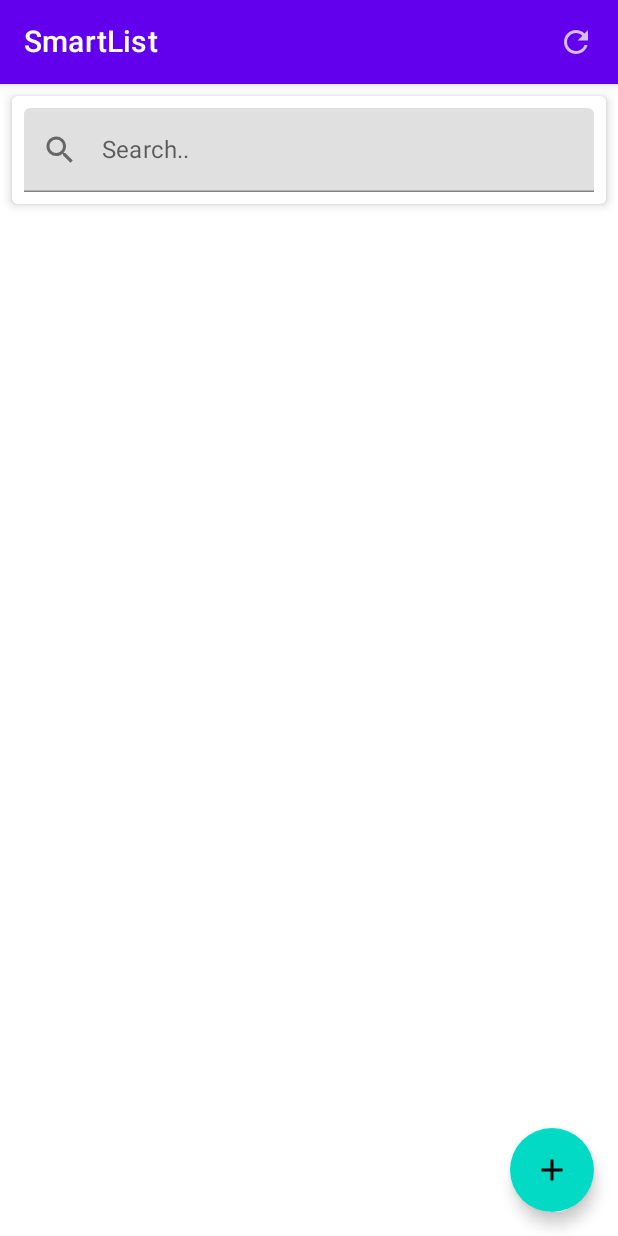
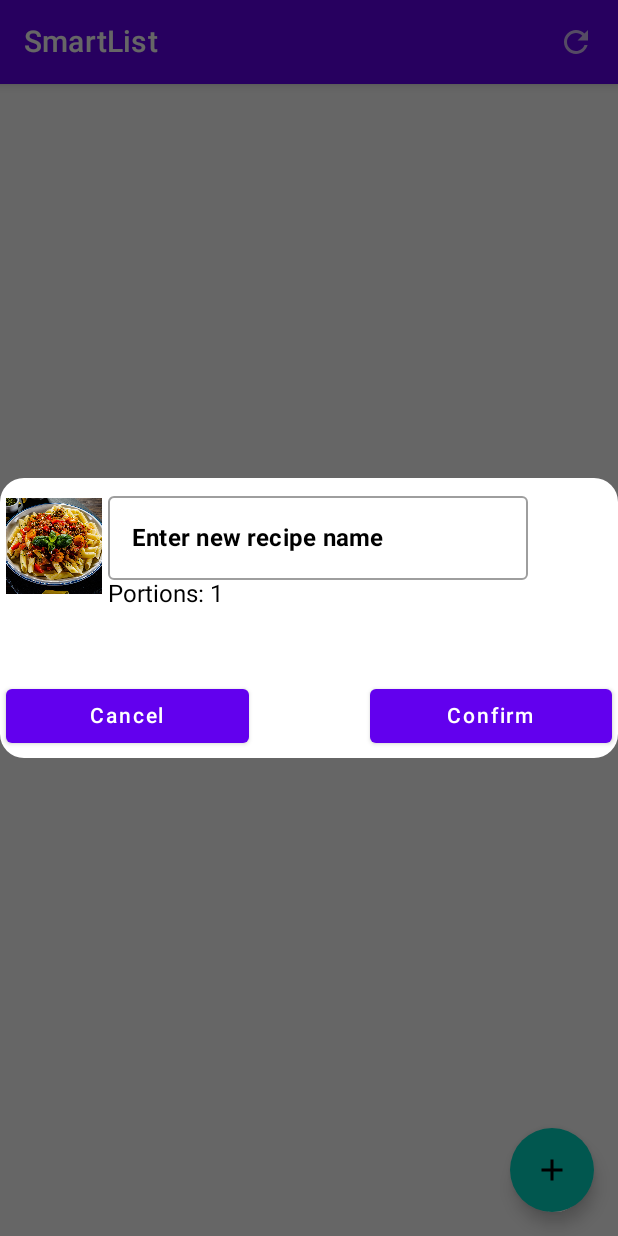
Before and after one commit to OverLordN7/SmartList, an Android app built with Jetpack Compose: the DetailedDishesScreen screen opened through its navigation route, after a tap on "add new recipe", on a phone screen of 412 x 824 dp. Run offline under Robolectric (Android 15) with nearby library versions, the phone set to English and light mode, and no system bars; our stand-ins replace Room's generated code; 1 other tap on this screen came first.

Commit message:
Phase 9
*Added new dialog with custom recipe
*Fixed bug when updating recipe

```diff
--- a/app/src/main/java/com/example/smartlist/data/DishListDao.kt
+++ b/app/src/main/java/com/example/smartlist/data/DishListDao.kt
@@ -61,9 +61,9 @@ interface RecipeDao{
     @Delete
     fun deleteRecipe(recipe: Recipe)
 
-    @Update
-    fun updateRecipe(recipe: Recipe)
+     @Query("SELECT * FROM recipe_table WHERE listId=:listId")
+    fun getRecipeForDishList(listId: UUID): List<Recipe>
 
-    @Query("SELECT * FROM recipe_table WHERE listId=CAST(:listId AS BLOB)")
-    fun getRecipeForDishList(listId: UUID): List<Recipe>
+    @Query("UPDATE recipe_table SET name = :name, portions= :portions WHERE id = CAST(:id AS BLOB)")
+    fun updateRecipe(id: UUID, name: String, portions: Int)
 }
--- a/app/src/main/java/com/example/smartlist/data/DishRepository.kt
+++ b/app/src/main/java/com/example/smartlist/data/DishRepository.kt
@@ -115,6 +115,10 @@ class DefaultDishRepository(
     }
 
     override fun updateRecipe(recipe: Recipe) {
-        recipeDao.updateRecipe(recipe)
+        recipeDao.updateRecipe(
+            id = recipe.id,
+            name = recipe.name,
+            portions = recipe.portions
+        )
     }
 }
--- a/app/src/main/java/com/example/smartlist/ui/SmartListApp.kt
+++ b/app/src/main/java/com/example/smartlist/ui/SmartListApp.kt
@@ -87,6 +87,7 @@ fun SmartListApp(){
                 onDelete = dishViewModel::deleteRecipe,
                 onSubmit = dishViewModel::updateRecipe,
                 onRefresh = dishViewModel::getRecipesList,
+                addNewRecipe = dishViewModel::insertRecipe,
             )
         }
 
--- a/app/src/main/java/com/example/smartlist/ui/screens/DetailedDishesScreen.kt
+++ b/app/src/main/java/com/example/smartlist/ui/screens/DetailedDishesScreen.kt
@@ -1,5 +1,6 @@
 package com.example.smartlist.ui.screens
 
+import android.util.Log
 import android.widget.Toast
 import androidx.compose.foundation.Image
 import androidx.compose.foundation.border
@@ -7,12 +8,16 @@ import androidx.compose.foundation.layout.Arrangement
 import androidx.compose.foundation.layout.Column
 import androidx.compose.foundation.layout.Row
 import androidx.compose.foundation.layout.Spacer
+import androidx.compose.foundation.layout.fillMaxSize
 import androidx.compose.foundation.layout.fillMaxWidth
 import androidx.compose.foundation.layout.height
 import androidx.compose.foundation.layout.padding
 import androidx.compose.foundation.layout.size
 import androidx.compose.foundation.lazy.LazyColumn
 import androidx.compose.foundation.shape.CircleShape
+import androidx.compose.foundation.shape.RoundedCornerShape
+import androidx.compose.foundation.text.KeyboardOptions
+import androidx.compose.material.Button
 import androidx.compose.material.Card
 import androidx.compose.material.FabPosition
 import androidx.compose.material.FloatingActionButton
@@ -43,15 +48,22 @@ import androidx.compose.ui.graphics.Color
 import androidx.compose.ui.layout.ContentScale
 import androidx.compose.ui.platform.LocalContext
 import androidx.compose.ui.res.painterResource
-import androidx.compose.ui.res.stringResource
 import androidx.compose.ui.text.font.FontWeight
+import androidx.compose.ui.text.input.ImeAction
+import androidx.compose.ui.text.input.KeyboardType
 import androidx.compose.ui.text.input.TextFieldValue
 import androidx.compose.ui.unit.dp
 import androidx.compose.ui.unit.sp
+import androidx.compose.ui.window.Dialog
 import androidx.navigation.NavController
 import com.example.smartlist.R
+import com.example.smartlist.model.DishList
 import com.example.smartlist.model.Recipe
+import java.time.LocalDate
 import java.util.UUID
+
+
+private const val TAG = "DetailedDishesScreen"
 
 @Composable
 fun DetailedDishesScreen(
@@ -59,10 +71,22 @@ fun DetailedDishesScreen(
     navController: NavController,
     onDelete: (Recipe) -> Unit,
     onSubmit: (Recipe) -> Unit,
+    addNewRecipe: (Recipe) -> Unit,
     modifier: Modifier = Modifier,
-    onRefresh: ()->Unit = {/*TODO add refresh action in DishViewModel*/},
+    onRefresh: ()->Unit,
 ){
     val state: RecipeUiState = dishViewModel.recipeUiState
+    val showDialog = remember { mutableStateOf(false) }
+
+    Log.d(TAG, "the state is: $state")
+
+    if (showDialog.value){
+        NewRecipeDialog(
+            setShowDialog = {showDialog.value = it},
+            currentListId = dishViewModel.currentListId,
+            onConfirm = addNewRecipe,
+        )
+    }
 
 
     Scaffold(
@@ -71,12 +95,13 @@ fun DetailedDishesScreen(
         floatingActionButton = {
             FloatingActionButton(onClick = {
                 /*TODO make a new dialog where user can add his custom recipe*/
-                dishViewModel.insertRecipe(Recipe(
-                    id = UUID.randomUUID(),
-                    listId = dishViewModel.currentListId,
-                    name = "Peperoni yetit",
-                    portions = 1,
-                ))
+//                dishViewModel.insertRecipe(Recipe(
+//                    id = UUID.randomUUID(),
+//                    listId = dishViewModel.currentListId,
+//                    name = "Peperoni yetit",
+//                    portions = 1,
+//                ))
+                showDialog.value = true
             }) {
                 Icon(imageVector = Icons.Filled.Add, contentDescription = "add new recipe")
             }
@@ -96,6 +121,8 @@ fun DetailedDishesScreen(
                         onSubmit = onSubmit,
                     )
                 }
+
+                else -> {}
             }
         }
     }
@@ -108,9 +135,6 @@ fun ResultScreen(
     onSubmit: (Recipe) -> Unit,
 ){
     LazyColumn {
-        item{
-            SearchCard()
-        }
         items(list.size){id->
             RecipeCard(
                 recipe = list[id],
@@ -162,10 +186,6 @@ fun RecipeCard(
     //variable section
     val isExpanded = remember { mutableStateOf(false) }
 
-    val name = remember { mutableStateOf(recipe.name) }
-
-    val portions = remember { mutableStateOf(recipe.portions) }
-
     val context = LocalContext.current
 
 
@@ -195,8 +215,8 @@ fun RecipeCard(
                         horizontalAlignment = Alignment.Start,
                         modifier = Modifier.padding(start = 4.dp)
                     ) {
-                        Text(text = name.value)
-                        Text(text = "Portions: ${portions.value}")
+                        Text(text = recipe.name)
+                        Text(text = "Portions: ${recipe.portions}")
                     }
 
                 }
@@ -221,8 +241,6 @@ fun RecipeCard(
                 RecipeCardEditScreen(
                     recipe = recipe,
                     isExpanded = isExpanded,
-                    name = name,
-                    portions = portions,
                     onSubmit = onSubmit,
                 )
             }
@@ -234,13 +252,11 @@ fun RecipeCard(
 fun RecipeCardEditScreen(
     recipe: Recipe,
     isExpanded: MutableState<Boolean>,
-    name: MutableState<String>,
-    portions: MutableState<Int>,
     onSubmit: (Recipe)->Unit,
     modifier: Modifier = Modifier
 ){
-    var nameField by remember { mutableStateOf(TextFieldValue(name.value)) }
-    var portionsField by remember { mutableStateOf(portions.value) }
+    var nameField by remember { mutableStateOf(TextFieldValue(recipe.name)) }
+    var portionsField by remember { mutableStateOf(recipe.portions) }
 
     var errorMessage by remember { mutableStateOf(false) }
 
@@ -308,8 +324,8 @@ fun RecipeCardEditScreen(
                             portions = portionsField
                         )
 
+                        isExpanded.value = false
                         onSubmit(newRecipe)
-                        isExpanded.value = false
                     }
                 }) {
                     Icon(imageVector = Icons.Default.Check, contentDescription = "Submit changes")
@@ -333,3 +349,120 @@ fun RecipeCardEditScreen(
         }
     }
 }
+
+@Composable
+fun NewRecipeDialog(
+    setShowDialog: (Boolean) -> Unit,
+    currentListId: UUID,
+    onConfirm: (Recipe) -> Unit,
+    modifier: Modifier = Modifier,
+){
+    var nameField by remember{ mutableStateOf(TextFieldValue("")) }
+    var errorFieldStatus by remember { mutableStateOf(false) }
+
+
+    Dialog(onDismissRequest = {setShowDialog(false)}) {
+        Surface(
+            shape = RoundedCornerShape(16.dp),
+            color = Color.White,
+        ) {
+            LazyColumn(modifier = modifier.fillMaxWidth()){
+                item{
+                    Row(
+                        verticalAlignment = Alignment.CenterVertically,
+                        horizontalArrangement = Arrangement.Center,
+                        modifier = Modifier.padding(4.dp)
+                    ) {
+                        Image(
+                            painter = painterResource(id = R.drawable.pasta1),
+                            contentDescription ="Test",
+                            contentScale = ContentScale.Crop,
+                            modifier = Modifier.size(64.dp),
+                        )
+                        Column(
+                            verticalArrangement = Arrangement.Center,
+                            horizontalAlignment = Alignment.Start,
+                            modifier = Modifier.padding(start = 4.dp)
+                        ) {
+                            OutlinedTextField(
+                                value = nameField,
+                                onValueChange = { nameField = it},
+                                placeholder = { Text(text = "Cake") },
+                                label = {
+                                    Text(
+                                        text = "Enter new recipe name",
+                                        color = Color.Black,
+                                        fontSize = 16.sp,
+                                        fontWeight = FontWeight.Bold
+                                    )
+                                },
+                                keyboardOptions = KeyboardOptions(
+                                    keyboardType = KeyboardType.Text,
+                                    autoCorrect = true,
+                                    imeAction = ImeAction.Next,
+                                )
+                            )
+                            Text(
+                                text = "Portions: 1",
+                                fontSize = 16.sp,
+                            )
+                        }
+                    }
+                }
+                item{
+                    if (errorFieldStatus){
+                        Text(
+                            text = "*Sure that you fill all fields, if message still remains, check symbols",
+                            color = Color.Red,
+                            modifier = Modifier
+                                .padding(start = 12.dp)
+                                .height(40.dp)
+                        )
+                    }
+                    else{
+                        Spacer(modifier = Modifier.height(40.dp))
+                    }
+
+
+
+                    Row(
+                        horizontalArrangement = Arrangement.SpaceAround,
+                        verticalAlignment = Alignment.CenterVertically,
+                        modifier = Modifier.padding(4.dp)
+                    ) {
+                        Button(
+                            modifier = Modifier.weight(1f),
+                            onClick = { setShowDialog(false) }
+                        ) {
+                            Text(text = "Cancel")
+                        }
+
+                        Spacer(modifier = Modifier.weight(0.5f))
+
+                        Button(
+                            modifier = Modifier.weight(1f),
+                            onClick = {
+                                //Check if all fields are not null
+                                if (nameField.text.isBlank()){
+                                    errorFieldStatus = true
+                                }
+                                else{
+                                    val newRecipe = Recipe(
+                                        id = UUID.randomUUID(),
+                                        listId = currentListId,
+                                        name = nameField.text,
+                                        portions = 1,
+                                    )
+                                    onConfirm(newRecipe)
+                                    setShowDialog(false)
+                                }
+                            }
+                        ) {
+                            Text(text = "Confirm")
+                        }
+                    }
+                }
+            }
+        }
+    }
+}
--- a/app/src/main/java/com/example/smartlist/ui/screens/DetailedPurchaseListScreen.kt
+++ b/app/src/main/java/com/example/smartlist/ui/screens/DetailedPurchaseListScreen.kt
@@ -72,6 +72,8 @@ import java.util.Locale
 import java.util.UUID
 
 private const val TAG = "DetailedPurchaseListScreen"
+
+
 @Composable
 fun DetailedPurchaseListScreen(
     listId: String,
@@ -85,6 +87,8 @@ fun DetailedPurchaseListScreen(
 ){
     val showDialog = remember { mutableStateOf(false) }
     val state: PurchaseItemUiState = purchaseViewModel.purchaseItemUiState
+
+    Log.d(TAG, "the state is: $state")
 
     if (showDialog.value){
         NewPurchaseListItemDialog(
--- a/app/src/main/java/com/example/smartlist/ui/screens/DishViewModel.kt
+++ b/app/src/main/java/com/example/smartlist/ui/screens/DishViewModel.kt
@@ -131,17 +131,11 @@ class DishViewModel (private val dishRepository: DishRepository): ViewModel(){
                 dishRepository.updateRecipe(recipe)
             }
 
-
-            Log.d(TAG, "update is called")
-            Log.d(TAG,"current status UIstate is $recipeUiState")
-
             getRecipesList()
-
-            Log.d(TAG,"current status UIstate is $recipeUiState after refresh")
         }
     }
 
-    private suspend fun getRecipeList(): List<Recipe>{
+    private suspend fun getRecipeListFromDb(): List<Recipe>{
         var recipeList: List<Recipe> = emptyList()
         withContext(Dispatchers.IO){
             recipeList = dishRepository.getRecipes(listId = currentListId)
@@ -152,9 +146,8 @@ class DishViewModel (private val dishRepository: DishRepository): ViewModel(){
     fun getRecipesList(){
         viewModelScope.launch {
             recipeUiState = RecipeUiState.Loading
-
             recipeUiState = try {
-                RecipeUiState.Success(getRecipeList())
+                RecipeUiState.Success(getRecipeListFromDb())
             } catch (e: Exception){
                 RecipeUiState.Error
             }
--- a/app/src/main/java/com/example/smartlist/ui/screens/DishesScreen.kt
+++ b/app/src/main/java/com/example/smartlist/ui/screens/DishesScreen.kt
@@ -103,6 +103,8 @@ fun DishesScreen(
                         onDelete = onDelete,
                     )
                 }
+
+                else -> {}
             }
         }
     }
```
